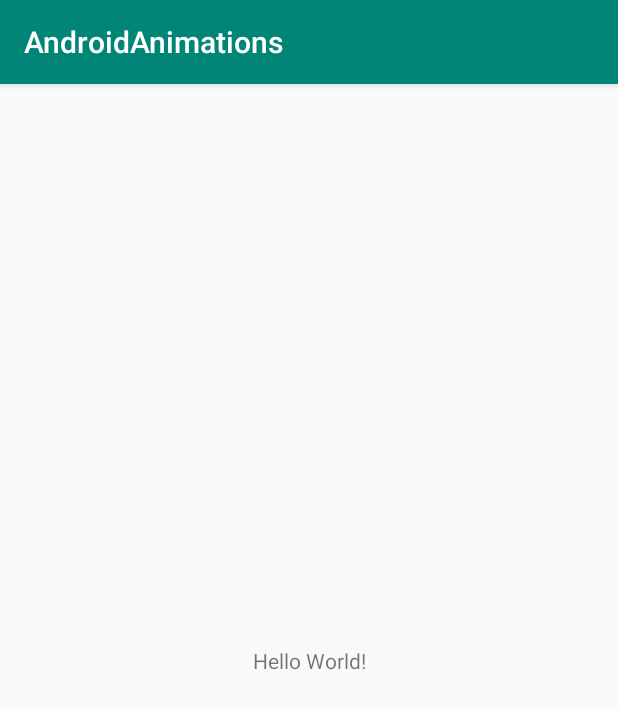
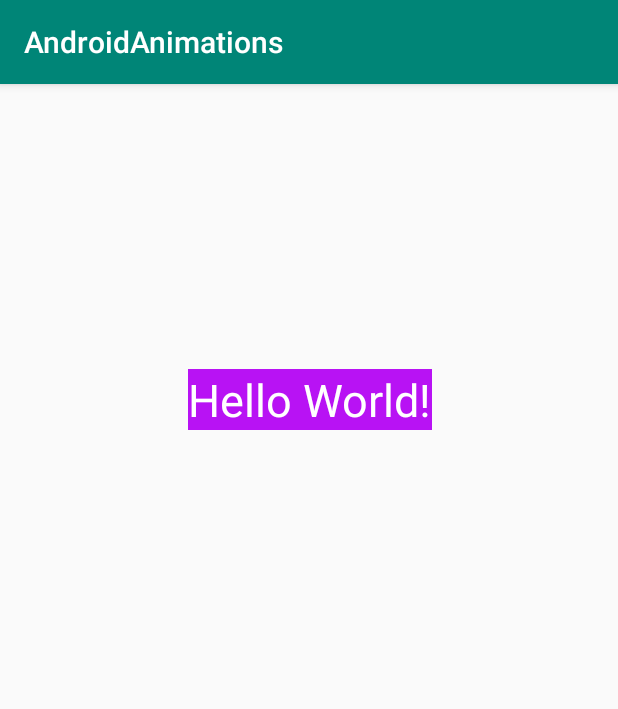
Before and after one commit to bharatmk256/AndroidAnimations, an Android app: the screen it shows after launch (MainActivity), on a phone screen of 412 x 824 dp. Shown: the top 709 px of the screen. Run offline under Robolectric (Android 15) with nearby library versions, the phone set to English and light mode, and no system bars.

Commit message:
fade animation

```diff
--- a/app/src/main/java/com/bharatmk257/androidanimations/MainActivity.java
+++ b/app/src/main/java/com/bharatmk257/androidanimations/MainActivity.java
@@ -2,12 +2,36 @@ package com.bharatmk257.androidanimations;
 
 import android.support.v7.app.AppCompatActivity;
 import android.os.Bundle;
+import android.view.View;
+import android.widget.TextView;
+import android.widget.Toast;
 
 public class MainActivity extends AppCompatActivity {
+
+    private TextView txtHelloWorld;
+    private TextView txtHiWorld;
+
 
     @Override
     protected void onCreate(Bundle savedInstanceState) {
         super.onCreate(savedInstanceState);
         setContentView(R.layout.activity_main);
+
+        txtHelloWorld = (TextView)findViewById(R.id.helloWorld);
+        txtHiWorld = (TextView)findViewById(R.id.hiWorld);
+
+        txtHelloWorld.setOnClickListener(new View.OnClickListener() {
+            @Override
+            public void onClick(View v) {
+//                Toast.makeText(MainActivity.this,"Hello World",Toast.LENGTH_LONG).show();
+
+//                txtHelloWorld.animate().scaleY(90f).setDuration(1000);
+//                txtHelloWorld.animate().scaleX(90f).setDuration(1000);
+                txtHelloWorld.animate().alpha(0.0f).setDuration(1000);
+                txtHiWorld.animate().alpha(1.0f).setDuration(1000);
+
+            }
+        });
+
     }
 }
--- a/app/src/main/res/layout/activity_main.xml
+++ b/app/src/main/res/layout/activity_main.xml
@@ -7,12 +7,33 @@
     tools:context=".MainActivity">
 
     <TextView
+        android:id="@+id/helloWorld"
         android:layout_width="wrap_content"
         android:layout_height="wrap_content"
+        android:background="@color/colorAccent"
         android:text="Hello World!"
+        android:textColor="#ffffff"
+        android:textSize="30sp"
         app:layout_constraintBottom_toBottomOf="parent"
+        app:layout_constraintHorizontal_bias="0.502"
         app:layout_constraintLeft_toLeftOf="parent"
         app:layout_constraintRight_toRightOf="parent"
-        app:layout_constraintTop_toTopOf="parent" />
+        app:layout_constraintTop_toTopOf="parent"
+        app:layout_constraintVertical_bias="0.261" />
+    <TextView
+        android:id="@+id/hiWorld"
+        android:layout_width="wrap_content"
+        android:layout_height="wrap_content"
+        android:background="@color/colorAccent"
+        android:text="Hi World!"
+        android:textColor="#ffffff"
+        android:textSize="30sp"
+        android:alpha="0"
+        app:layout_constraintBottom_toBottomOf="parent"
+        app:layout_constraintHorizontal_bias="0.502"
+        app:layout_constraintLeft_toLeftOf="parent"
+        app:layout_constraintRight_toRightOf="parent"
+        app:layout_constraintTop_toTopOf="parent"
+        app:layout_constraintVertical_bias="0.261" />
 
 </android.support.constraint.ConstraintLayout>
--- a/app/src/main/res/values/colors.xml
+++ b/app/src/main/res/values/colors.xml
@@ -2,5 +2,5 @@
 <resources>
     <color name="colorPrimary">#008577</color>
     <color name="colorPrimaryDark">#00574B</color>
-    <color name="colorAccent">#D81B60</color>
+    <color name="colorAccent">#b812f4</color>
 </resources>
```
